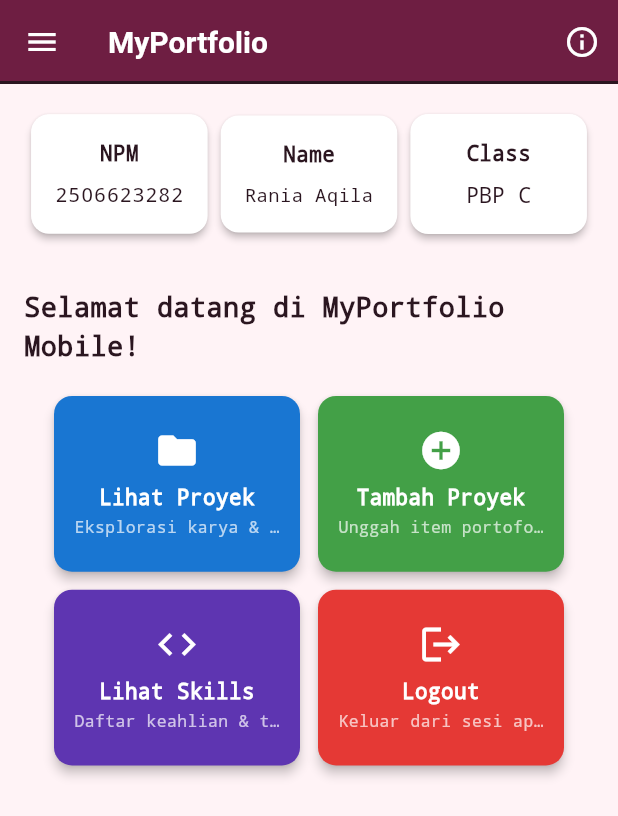
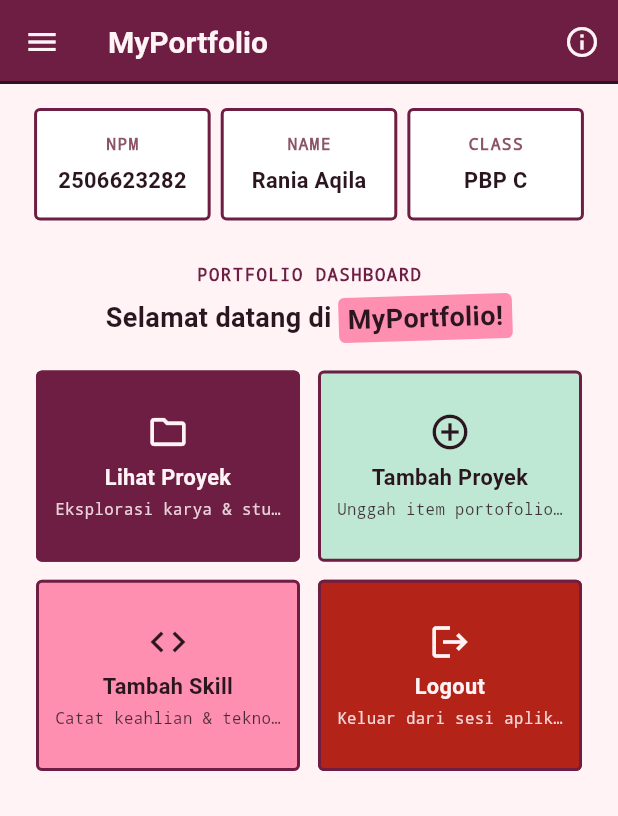
Before and after one commit to niaishere-code/myportofolio_mobile, a Flutter app: the screen it shows after launch, on a phone screen of 412 x 824 dp. Shown: the top 816 px of the screen. Run offline on Flutter 3.47's test engine with Material 3 defaults, Android fonts, the phone set to English and light mode, and no system bars; Roboto replaces fonts that are missing (Space Grotesk).

Commit message:
feat(menu): add Tambah Skill action card and route to SkillFormPage

```diff
--- a/lib/screens/menu.dart
+++ b/lib/screens/menu.dart
@@ -1,4 +1,5 @@
 import 'package:flutter/material.dart';
+import 'package:myportofolio_mobile/theme/portfolio_theme.dart';
 import 'package:myportofolio_mobile/widgets/left_drawer.dart';
 import 'package:myportofolio_mobile/widgets/project_card.dart';
 
@@ -13,26 +14,30 @@ class MyHomePage extends StatelessWidget {
     ItemHomepage(
       "Lihat Proyek",
       "Eksplorasi karya & studi kasus",
-      Icons.folder,
-      Colors.blue.shade700,
+      Icons.folder_outlined,
+      PortfolioTheme.accentDark,
+      PortfolioTheme.paper,
     ),
     ItemHomepage(
       "Tambah Proyek",
       "Unggah item portofolio baru",
-      Icons.add_circle,
-      Colors.green.shade600,
+      Icons.add_circle_outline,
+      PortfolioTheme.mint,
+      PortfolioTheme.ink,
     ),
     ItemHomepage(
-      "Lihat Skills",
-      "Daftar keahlian & teknologi",
+      "Tambah Skill",
+      "Catat keahlian & teknologi",
       Icons.code,
-      Colors.deepPurple.shade600,
+      PortfolioTheme.accent,
+      PortfolioTheme.ink,
     ),
     ItemHomepage(
       "Logout",
       "Keluar dari sesi aplikasi",
       Icons.logout,
-      Colors.red.shade600,
+      PortfolioTheme.danger,
+      PortfolioTheme.paper,
     ),
   ];
 
@@ -41,14 +46,19 @@ class MyHomePage extends StatelessWidget {
       context: context,
       builder: (BuildContext context) {
         return AlertDialog(
-          shape: RoundedRectangleBorder(
-            borderRadius: BorderRadius.circular(16),
+          title: Row(
+            children: [
+              const Icon(Icons.account_circle, color: PortfolioTheme.accentDark),
+              const SizedBox(width: 8),
+              Expanded(
+                child: Text(
+                  'Profil Pemilik Portofolio',
+                  style: PortfolioTheme.displayStyle(
+                    fontSize: 17,
+                    color: PortfolioTheme.ink,
                   ),
-          title: const Row(
-            children: [
-              Icon(Icons.account_circle, color: Colors.indigo),
-              SizedBox(width: 8),
-              Text('Profil Pemilik Portofolio'),
+                ),
+              ),
             ],
           ),
           content: Column(
@@ -57,16 +67,22 @@ class MyHomePage extends StatelessWidget {
             children: [
               Text(
                 'Nama: $nama',
-                style: const TextStyle(fontWeight: FontWeight.w600),
+                style: PortfolioTheme.monoStyle(
+                  fontSize: 13.5,
+                  fontWeight: FontWeight.w700,
+                ),
               ),
               const SizedBox(height: 4),
-              Text('NPM: $npm'),
+              Text('NPM: $npm', style: PortfolioTheme.monoStyle(fontSize: 13.5)),
               const SizedBox(height: 4),
-              Text('Kelas: $kelas'),
-              const Divider(height: 20),
-              const Text(
+              Text('Kelas: $kelas', style: PortfolioTheme.monoStyle(fontSize: 13.5)),
+              const Divider(height: 20, color: PortfolioTheme.line),
+              Text(
                 'Aplikasi MyPortfolio Mobile untuk menampilkan daftar proyek dan keahlian.',
-                style: TextStyle(fontSize: 13, color: Colors.black87),
+                style: PortfolioTheme.monoStyle(
+                  fontSize: 12.5,
+                  color: PortfolioTheme.textMuted,
+                ),
               ),
             ],
           ),
@@ -83,35 +99,24 @@ class MyHomePage extends StatelessWidget {
 
   @override
   Widget build(BuildContext context) {
-    // Scaffold menyediakan struktur visual dasar halaman (AppBar, Body, SnackBar).
     return Scaffold(
-      // AppBar menampilkan bar bagian atas halaman aplikasi beserta tombol info profil.
       appBar: AppBar(
-        title: const Text(
-          'MyPortfolio',
-          style: TextStyle(
-            color: Colors.white,
-            fontWeight: FontWeight.bold,
-          ),
-        ),
-        backgroundColor: Theme.of(context).colorScheme.primary,
-        iconTheme: const IconThemeData(color: Colors.white),
+        title: const Text('MyPortfolio'),
         actions: [
           IconButton(
-            icon: const Icon(Icons.info_outline, color: Colors.white),
+            icon: const Icon(Icons.info_outline),
             tooltip: 'Info Profil',
             onPressed: () => _showProfileDialog(context),
           ),
         ],
       ),
       drawer: const LeftDrawer(),
-      // Body halaman utama dibungkus SingleChildScrollView agar aman dari overflow.
       body: SingleChildScrollView(
         padding: const EdgeInsets.all(16.0),
         child: Column(
           crossAxisAlignment: CrossAxisAlignment.center,
           children: [
-            // Baris horizontal untuk menampilkan 3 InfoCard secara sejajar.
+            // Baris horizontal 3 InfoCard bergaya kartu portofolio
             Row(
               mainAxisAlignment: MainAxisAlignment.spaceEvenly,
               children: [
@@ -121,32 +126,77 @@ class MyHomePage extends StatelessWidget {
               ],
             ),
 
-            const SizedBox(height: 16.0),
+            const SizedBox(height: 20.0),
 
-            // Bagian tengah: pesan sambutan dan kisi tombol menu portofolio.
+            // Bagian tengah: pesan sambutan & kisi tombol menu portofolio
             Center(
               child: Column(
                 children: [
-                  const Padding(
-                    padding: EdgeInsets.only(top: 16.0),
+                  Padding(
+                    padding: const EdgeInsets.only(top: 8.0, bottom: 4.0),
+                    child: Column(
+                      children: [
+                        Text(
+                          'PORTFOLIO DASHBOARD',
+                          style: PortfolioTheme.monoStyle(
+                            fontSize: 11.5,
+                            fontWeight: FontWeight.w700,
+                            color: PortfolioTheme.accentDark,
+                            letterSpacing: 1.0,
+                          ),
+                        ),
+                        const SizedBox(height: 6),
+                        Wrap(
+                          alignment: WrapAlignment.center,
+                          crossAxisAlignment: WrapCrossAlignment.center,
+                          children: [
+                            Text(
+                              'Selamat datang di ',
+                              style: PortfolioTheme.displayStyle(
+                                fontSize: 18.0,
+                                color: PortfolioTheme.ink,
+                              ),
+                            ),
+                            Transform.rotate(
+                              angle: -0.03,
+                              child: Container(
+                                padding: const EdgeInsets.symmetric(
+                                  horizontal: 6,
+                                  vertical: 2,
+                                ),
+                                decoration: BoxDecoration(
+                                  color: PortfolioTheme.accent,
+                                  borderRadius: BorderRadius.circular(
+                                    PortfolioTheme.radius,
+                                  ),
+                                ),
                                 child: Text(
-                      'Selamat datang di MyPortfolio Mobile!',
-                      style: TextStyle(
-                        fontWeight: FontWeight.bold,
+                                  'MyPortfolio!',
+                                  style: PortfolioTheme.displayStyle(
                                     fontSize: 18.0,
+                                    color: PortfolioTheme.ink,
                                   ),
                                 ),
                               ),
+                            ),
+                          ],
+                        ),
+                      ],
+                    ),
+                  ),
 
-                  // GridView menampilkan 4 kartu tombol dalam tata letak kisi 2x2.
+                  // GridView 2x2 kartu aksi
                   GridView.count(
                     primary: false,
                     physics: const NeverScrollableScrollPhysics(),
-                    padding: const EdgeInsets.all(20),
+                    padding: const EdgeInsets.symmetric(
+                      horizontal: 8,
+                      vertical: 16,
+                    ),
                     crossAxisSpacing: 12,
                     mainAxisSpacing: 12,
                     crossAxisCount: 2,
-                    childAspectRatio: 1.4,
+                    childAspectRatio: 1.38,
                     shrinkWrap: true,
                     children: items.map((ItemHomepage item) {
                       return ItemCard(item);
@@ -163,7 +213,6 @@ class MyHomePage extends StatelessWidget {
 }
 
 class InfoCard extends StatelessWidget {
-  // Kartu informasi yang menampilkan judul (title) dan isi (content).
   final String title;
   final String content;
 
@@ -171,27 +220,38 @@ class InfoCard extends StatelessWidget {
 
   @override
   Widget build(BuildContext context) {
-    return Card(
-      // Memberikan efek bayangan kartu elevasi 2 unit.
-      elevation: 2.0,
-      child: Container(
-        // Menyesuaikan lebar kartu dengan proporsi layar (dibagi 3.5).
+    return Container(
       width: MediaQuery.of(context).size.width / 3.5,
-        padding: const EdgeInsets.all(16.0),
-        // Menyusun teks title dan content secara vertikal.
+      padding: const EdgeInsets.symmetric(vertical: 14.0, horizontal: 10.0),
+      decoration: BoxDecoration(
+        color: PortfolioTheme.card,
+        border: Border.all(color: PortfolioTheme.accentDark, width: 2.0),
+        borderRadius: BorderRadius.circular(PortfolioTheme.radius),
+      ),
       child: Column(
         children: [
           Text(
-              title,
-              style: const TextStyle(fontWeight: FontWeight.bold),
+            title.toUpperCase(),
+            style: PortfolioTheme.monoStyle(
+              fontSize: 11.0,
+              fontWeight: FontWeight.w700,
+              color: PortfolioTheme.textMuted,
+              letterSpacing: 0.8,
             ),
-            const SizedBox(height: 8.0),
+          ),
+          const SizedBox(height: 6.0),
           FittedBox(
             fit: BoxFit.scaleDown,
-              child: Text(content),
+            child: Text(
+              content,
+              style: PortfolioTheme.displayStyle(
+                fontSize: 14.5,
+                fontWeight: FontWeight.w700,
+                color: PortfolioTheme.ink,
+              ),
+            ),
           ),
         ],
-        ),
       ),
     );
   }
@@ -202,6 +262,13 @@ class ItemHomepage {
   final String subtitle;
   final IconData icon;
   final Color color;
+  final Color foregroundColor;
 
-  ItemHomepage(this.name, this.subtitle, this.icon, this.color);
+  ItemHomepage(
+    this.name,
+    this.subtitle,
+    this.icon,
+    this.color,
+    this.foregroundColor,
+  );
 }
--- a/lib/widgets/project_card.dart
+++ b/lib/widgets/project_card.dart
@@ -1,6 +1,8 @@
 import 'package:flutter/material.dart';
 import 'package:myportofolio_mobile/screens/menu.dart';
 import 'package:myportofolio_mobile/screens/project_form.dart';
+import 'package:myportofolio_mobile/screens/skill_form.dart';
+import 'package:myportofolio_mobile/theme/portfolio_theme.dart';
 
 class ItemCard extends StatelessWidget {
   final ItemHomepage item;
@@ -10,15 +12,14 @@ class ItemCard extends StatelessWidget {
   @override
   Widget build(BuildContext context) {
     return Material(
-      // Menggunakan warna unik dari masing-masing item dengan bayangan halus.
       color: item.color,
-      elevation: 3.0,
-      borderRadius: BorderRadius.circular(12),
+      shape: RoundedRectangleBorder(
+        borderRadius: BorderRadius.circular(PortfolioTheme.radius),
+        side: const BorderSide(color: PortfolioTheme.accentDark, width: 2.0),
+      ),
       child: InkWell(
-        borderRadius: BorderRadius.circular(12),
-        // Area responsif terhadap sentuhan
+        borderRadius: BorderRadius.circular(PortfolioTheme.radius),
         onTap: () {
-          // Memunculkan SnackBar ketika diklik
           ScaffoldMessenger.of(context)
             ..hideCurrentSnackBar()
             ..showSnackBar(
@@ -27,12 +28,18 @@ class ItemCard extends StatelessWidget {
               ),
             );
 
-          // Navigate ke halaman yang sesuai
           if (item.name == "Tambah Proyek") {
             Navigator.push(
               context,
               MaterialPageRoute(
                 builder: (context) => const ProjectFormPage(),
+              ),
+            );
+          } else if (item.name == "Tambah Skill") {
+            Navigator.push(
+              context,
+              MaterialPageRoute(
+                builder: (context) => const SkillFormPage(),
               ),
             );
           }
@@ -45,28 +52,28 @@ class ItemCard extends StatelessWidget {
               children: [
                 Icon(
                   item.icon,
-                  color: Colors.white,
-                  size: 30.0,
+                  color: item.foregroundColor,
+                  size: 28.0,
                 ),
                 const SizedBox(height: 6),
                 Text(
                   item.name,
                   textAlign: TextAlign.center,
-                  style: const TextStyle(
-                    color: Colors.white,
-                    fontWeight: FontWeight.bold,
-                    fontSize: 14.0,
+                  style: PortfolioTheme.displayStyle(
+                    color: item.foregroundColor,
+                    fontWeight: FontWeight.w700,
+                    fontSize: 14.5,
                   ),
                 ),
-                const SizedBox(height: 2),
+                const SizedBox(height: 3),
                 Text(
                   item.subtitle,
                   textAlign: TextAlign.center,
                   maxLines: 1,
                   overflow: TextOverflow.ellipsis,
-                  style: const TextStyle(
-                    color: Colors.white70,
-                    fontSize: 11.0,
+                  style: PortfolioTheme.monoStyle(
+                    color: item.foregroundColor.withValues(alpha: 0.85),
+                    fontSize: 10.5,
                   ),
                 ),
               ],
```
Lines whose indentation alone changed are shown as unchanged.
